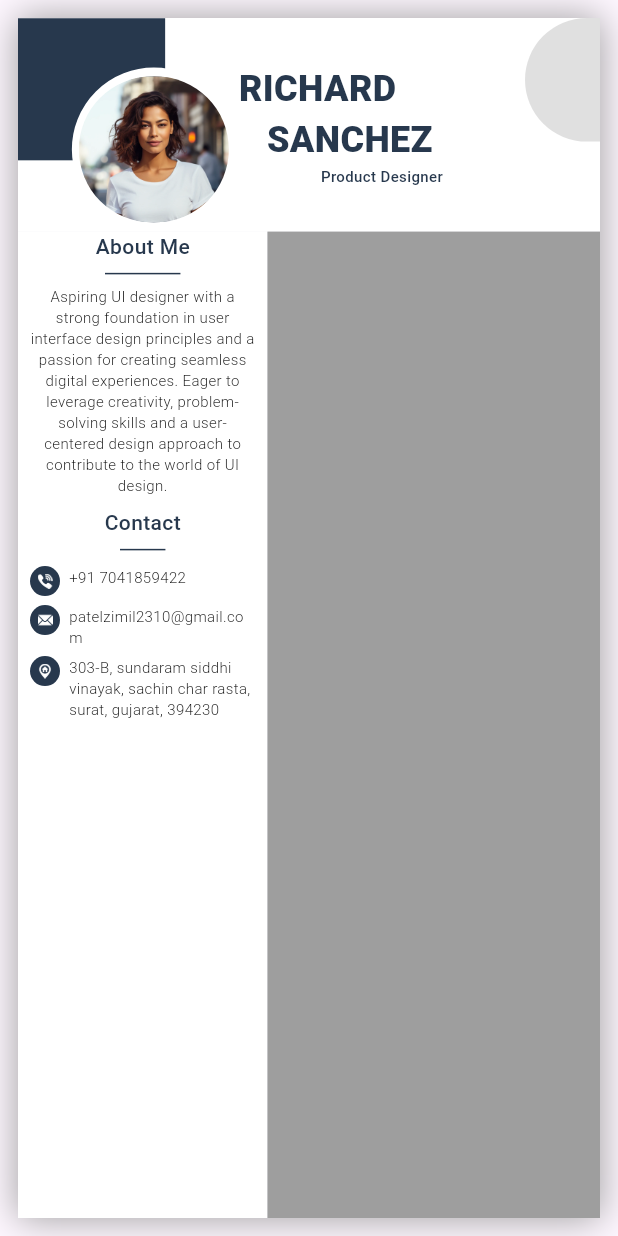
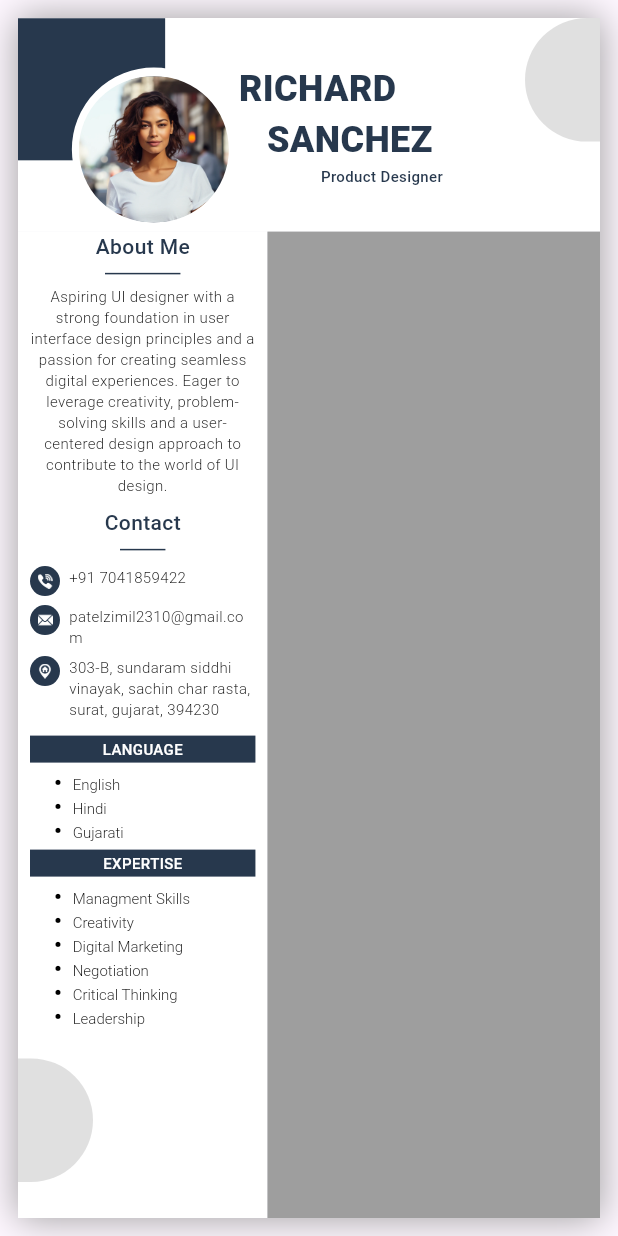
Before and after one commit to Zimil-Patel/cv_maker, a Flutter app: the screen it shows after launch, on a phone screen of 412 x 824 dp. Run offline on Flutter 3.47's test engine with Material 3 defaults, Android fonts, the phone set to English and light mode, and no system bars; our stand-ins replace google_fonts.

Commit message:
13-03-2024

```diff
--- /dev/null
+++ b/lib/screens/components/resume_components/expertise_box.dart
@@ -0,0 +1,69 @@
+import 'package:cv_maker/util/colors/colors.dart';
+import 'package:cv_maker/util/resulabe_ui/text_styles.dart';
+import 'package:flutter/material.dart';
+
+class ExpertiseIn extends StatelessWidget {
+  const ExpertiseIn({
+    super.key,
+    required this.width,
+  });
+
+  final double width;
+
+  @override
+  Widget build(BuildContext context) {
+    return Column(
+      crossAxisAlignment: CrossAxisAlignment.start,
+      children: [
+        Container(
+          width: width,
+          alignment: Alignment.center,
+          padding: const EdgeInsets.all(2),
+          color: resumeColor,
+          child: FittedBox(
+            child: Text('EXPERTISE', style: ultraMiniText(color: Colors.white)),
+          ),
+        ),
+        Padding(
+          padding: const EdgeInsets.only(
+            left: 16.0,
+            top: 5,
+            bottom: 5,
+          ),
+          child: Column(
+            crossAxisAlignment: CrossAxisAlignment.start,
+            children: [
+              addname(name: 'Managment Skills'),
+              addname(name: 'Creativity'),
+              addname(name: 'Digital Marketing'),
+              addname(name: 'Negotiation'),
+              addname(name: 'Critical Thinking'),
+              addname(name: 'Leadership'),
+            ],
+          ),
+        ),
+      ],
+    );
+  }
+
+  RichText addname({required String name}) {
+    return RichText(
+      text: TextSpan(
+        children: [
+          const TextSpan(
+            text: '•',
+            style: TextStyle(
+              fontSize: 14,
+              fontWeight: FontWeight.w900,
+              color: Colors.black,
+            ),
+          ),
+          TextSpan(
+            text: '   $name',
+            style: resumeBody(),
+          ),
+        ],
+      ),
+    );
+  }
+}
--- /dev/null
+++ b/lib/screens/components/resume_components/language_box.dart
@@ -0,0 +1,69 @@
+import 'package:cv_maker/util/colors/colors.dart';
+import 'package:cv_maker/util/resulabe_ui/text_styles.dart';
+import 'package:flutter/material.dart';
+
+class LanguagesKnow extends StatelessWidget {
+  const LanguagesKnow({
+    super.key,
+    required this.width,
+  });
+
+  final double width;
+
+  @override
+  Widget build(BuildContext context) {
+    return Column(
+      crossAxisAlignment: CrossAxisAlignment.start,
+      children: [
+        Container(
+          width: width,
+          alignment: Alignment.center,
+          padding: const EdgeInsets.all(2),
+          color: resumeColor,
+          child: FittedBox(
+            child: Text(
+              'LANGUAGE',
+              style: ultraMiniText(color: Colors.white),
+            ),
+          ),
+        ),
+        Padding(
+          padding: const EdgeInsets.only(
+            left: 16.0,
+            top: 5,
+            bottom: 5,
+          ),
+          child: Column(
+            crossAxisAlignment: CrossAxisAlignment.start,
+            children: [
+              addLanguage(language: 'English'),
+              addLanguage(language: 'Hindi'),
+              addLanguage(language: 'Gujarati'),
+            ],
+          ),
+        ),
+      ],
+    );
+  }
+
+  RichText addLanguage({required String language}) {
+    return RichText(
+      text: TextSpan(
+        children: [
+          const TextSpan(
+            text: '•',
+            style: TextStyle(
+              fontSize: 14,
+              fontWeight: FontWeight.w900,
+              color: Colors.black,
+            ),
+          ),
+          TextSpan(
+            text: '   $language',
+            style: resumeBody(),
+          ),
+        ],
+      ),
+    );
+  }
+}
--- a/lib/screens/create_resume/resume_view.dart
+++ b/lib/screens/create_resume/resume_view.dart
@@ -1,5 +1,7 @@
 import 'package:cv_maker/screens/components/resume_components/about_me.dart';
 import 'package:cv_maker/screens/components/resume_components/contact_info.dart';
+import 'package:cv_maker/screens/components/resume_components/expertise_box.dart';
+import 'package:cv_maker/screens/components/resume_components/language_box.dart';
 import 'package:cv_maker/screens/components/resume_components/profile_name_banner.dart';
 import 'package:cv_maker/util/colors/colors.dart';
 import 'package:flutter/material.dart';
@@ -39,7 +41,9 @@ class _ResumeViewState extends State<ResumeView> {
               ProfileNameBanner(height: height, width: width),
 
               Expanded(
-                child: Container(
+                child: Stack(
+                  children: [
+                    Container(
                       color: greyBox,
                       child: Row(
                         children: [
@@ -47,15 +51,22 @@ class _ResumeViewState extends State<ResumeView> {
                             flex: 3,
                             child: Container(
                               color: Colors.white,
-                          child: const Padding(
-                            padding: EdgeInsets.symmetric(horizontal: 8.0),
+                              child: Padding(
+                                padding:
+                                    const EdgeInsets.symmetric(horizontal: 8.0),
                                 child: Column(
                                   children: [
                                     //About us Box
-                                AboutMe(),
+                                    const AboutMe(),
 
                                     //CONTACT BOX
-                                ContactInfo(),
+                                    const ContactInfo(),
+
+                                    //LANGUAGE BOX
+                                    LanguagesKnow(width: width),
+
+                                    //EXPERTISE BOX
+                                    ExpertiseIn(width: width),
                                   ],
                                 ),
                               ),
@@ -70,6 +81,23 @@ class _ResumeViewState extends State<ResumeView> {
                         ],
                       ),
                     ),
+                    Align(
+                      alignment: Alignment.bottomLeft,
+                      child: Container(
+                        margin: const EdgeInsets.only(bottom: 24),
+                        height: height / 10,
+                        width: 50,
+                        decoration: BoxDecoration(
+                          color: componentColor,
+                          borderRadius: const BorderRadius.only(
+                            bottomRight: Radius.circular(100),
+                            topRight: Radius.circular(100),
+                          ),
+                        ),
+                      ),
+                    ),
+                  ],
+                ),
               )
             ],
           ),
@@ -79,3 +107,17 @@ class _ResumeViewState extends State<ResumeView> {
     ;
   }
 }
+
+
+// Container(
+//                                   margin: const EdgeInsets.only(bottom: 60),
+//                                   height: height / 10,
+//                                   width: 50,
+//                                   decoration: BoxDecoration(
+//                                     color: componentColor,
+//                                     borderRadius: const BorderRadius.only(
+//                                       bottomRight: Radius.circular(100),
+//                                       topRight: Radius.circular(100),
+//                                     ),
+//                                   ),
+//                                 ),
```
Lines whose indentation alone changed are shown as unchanged.
